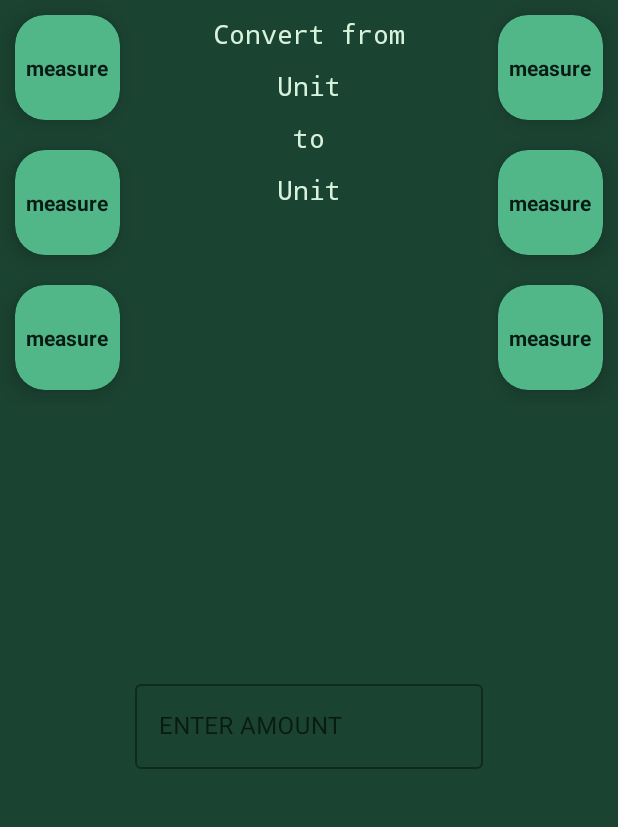
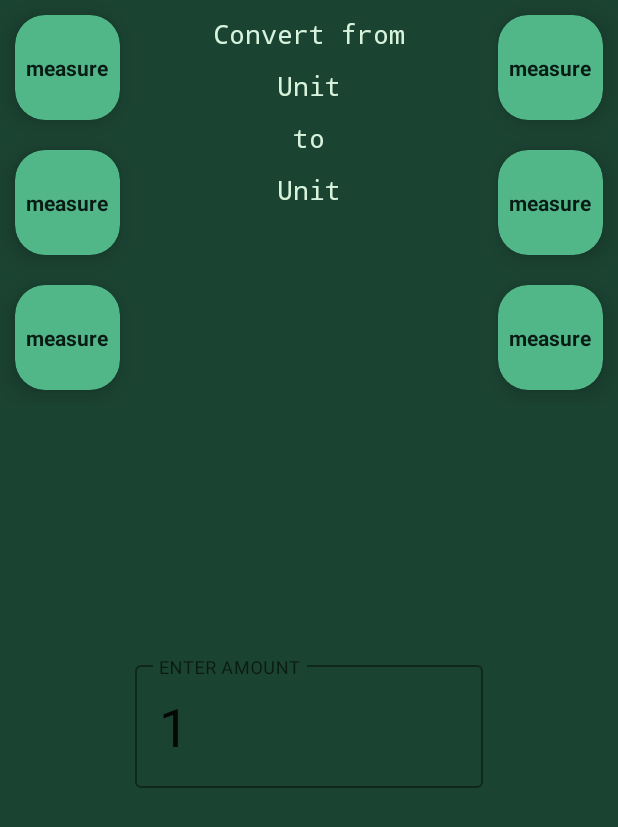
Before and after one commit to Kudlayra/MeasureConverter, an Android app: the layout fragment_main.xml on its own in the app's theme, with its tools: preview values and no code run, on a phone screen of 412 x 824 dp. Shown: the top 827 px of the screen. Run offline under Robolectric (Android 15) with nearby library versions, the phone set to English and light mode, and no system bars.

Commit message:
Text input field is ready

```diff
--- a/app/src/main/res/layout/fragment_main.xml
+++ b/app/src/main/res/layout/fragment_main.xml
@@ -79,13 +79,18 @@
         app:layout_constraintEnd_toStartOf="@+id/recyclerViewRight"
         app:layout_constraintStart_toEndOf="@+id/recyclerViewLeft"
         app:layout_constraintTop_toBottomOf="@+id/textViewWithUnitTwo"
-        app:endIconMode="clear_text">
+        app:endIconMode="clear_text"
+        app:boxStrokeColor="@color/black"
+        >
 
         <com.google.android.material.textfield.TextInputEditText
+            android:textColorHint="@color/black"
             android:id="@+id/inputAmount"
             android:layout_width="match_parent"
             android:layout_height="wrap_content"
-            android:inputType="numberDecimal" />
+            android:inputType="numberDecimal"
+            android:text="1"
+            android:textSize="35sp"/>
 
     </com.google.android.material.textfield.TextInputLayout>
 
--- a/app/src/main/res/values-night/themes.xml
+++ b/app/src/main/res/values-night/themes.xml
@@ -2,7 +2,7 @@
     <!-- Base application theme. -->
     <style name="Theme.MeasureConverter" parent="Theme.MaterialComponents.DayNight.DarkActionBar">
         <!-- Primary brand color. -->
-        <item name="colorPrimary">@color/purple_200</item>
+        <item name="colorPrimary">@color/light</item>
         <item name="colorPrimaryVariant">@color/purple_700</item>
         <item name="colorOnPrimary">@color/black</item>
         <!-- Secondary brand color. -->
--- a/app/src/main/res/values/themes.xml
+++ b/app/src/main/res/values/themes.xml
@@ -2,7 +2,7 @@
     <!-- Base application theme. -->
     <style name="Theme.MeasureConverter" parent="Theme.MaterialComponents.DayNight.DarkActionBar">
         <!-- Primary brand color. -->
-        <item name="colorPrimary">@color/purple_500</item>
+        <item name="colorPrimary">@color/light</item>
         <item name="colorPrimaryVariant">@color/purple_700</item>
         <item name="colorOnPrimary">@color/white</item>
         <!-- Secondary brand color. -->
```
